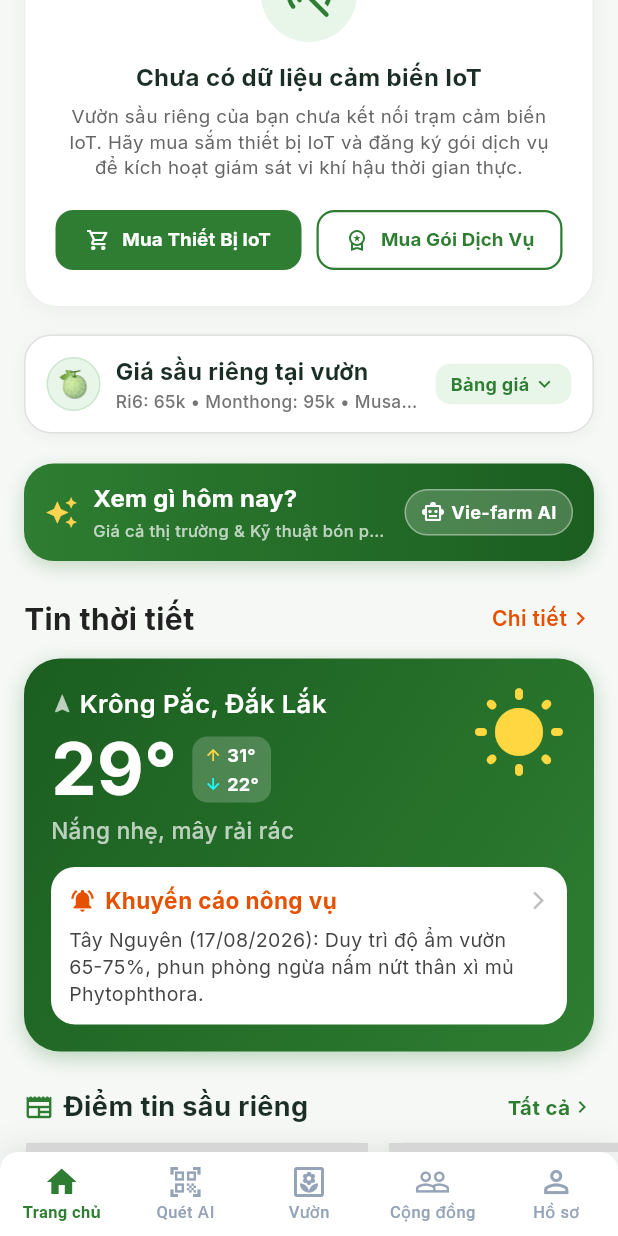
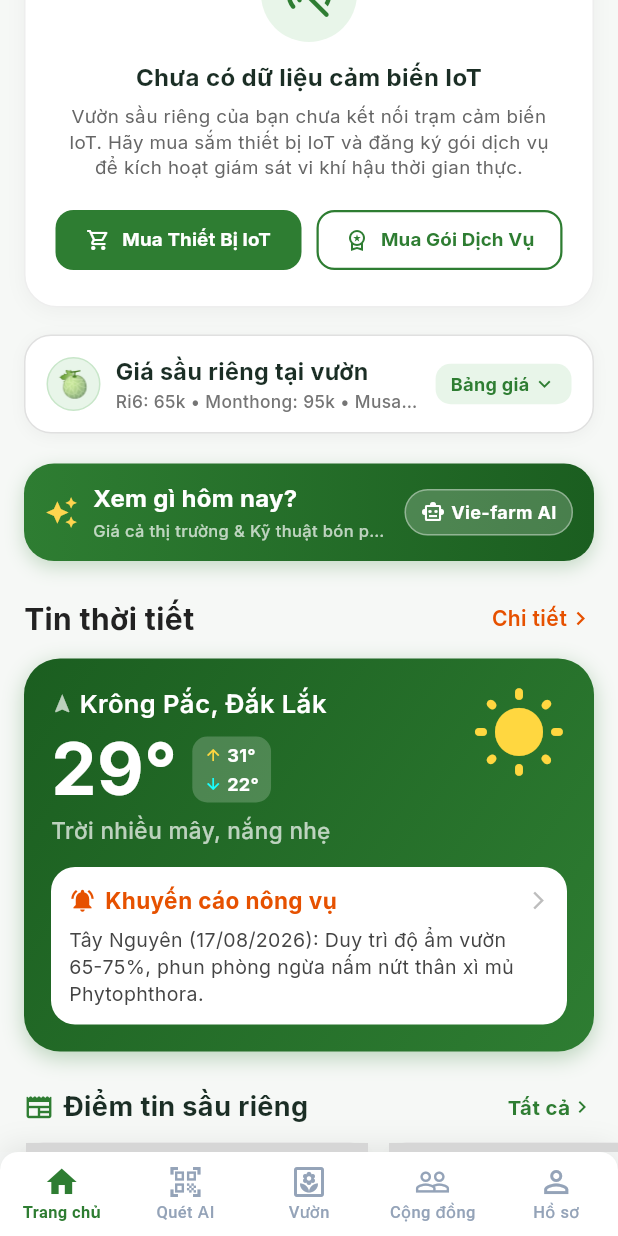
Before and after one commit to tetsuya47/durian_guardian_ai, a Flutter app: the DashboardPage screen opened by its route, scrolled down 576 dp, on a phone screen of 412 x 824 dp. Run offline on Flutter 3.47's test engine with Material 3 defaults, Android fonts, the light colour scheme and no system bars; our stand-ins replace cached_network_image, dio, flutter_map, flutter_riverpod, flutter_secure_storage, geolocator and 7 more; accounts and stored records are empty; network calls fail; Roboto replaces fonts that are missing (Be Vietnam Pro); project files that could hold a hidden picture were left out; grey boxes are pictures that could not be loaded.

Commit message:
fix(weather): resolve coordinate override bug and fix static daytime fallback string for night mode

```diff
--- a/dga_mobile/lib/features/dashboard/presentation/providers/dashboard_providers.dart
+++ b/dga_mobile/lib/features/dashboard/presentation/providers/dashboard_providers.dart
@@ -113,16 +113,19 @@ final weatherCurrentProvider = FutureProvider<Map<String, dynamic>>((ref) async
   } catch (_) {}
 
   final now = DateTime.now();
+  final isNight = now.hour >= 18 || now.hour < 6;
   final dateStr = '${now.day.toString().padLeft(2, '0')}/${now.month.toString().padLeft(2, '0')}/${now.year}';
+  final cond = isNight ? 'Mây cụm ban đêm, mát mẻ' : 'Trời nhiều mây, nắng nhẹ';
   return {
     'location': 'Krông Pắc, Đắk Lắk',
     'location_name': 'Krông Pắc, Đắk Lắk',
-    'temperature_c': 28.5,
-    'temp_celsius': 28.5,
+    'temperature_c': isNight ? 23.5 : 28.5,
+    'temp_celsius': isNight ? 23.5 : 28.5,
     'temp_max': 31,
     'temp_min': 22,
-    'condition': 'Nắng nhẹ, mây rải rác',
-    'description': 'Nắng nhẹ, mây rải rác',
+    'condition': cond,
+    'description': cond,
+    'icon_code': isNight ? '04n' : '04d',
     'agri_recommendation': 'Tây Nguyên ($dateStr): Duy trì độ ẩm vườn 65-75%, phun phòng ngừa nấm nứt thân xì mủ Phytophthora.',
     'agricultural_advice': 'Tây Nguyên ($dateStr): Duy trì độ ẩm vườn 65-75%, phun phòng ngừa nấm nứt thân xì mủ Phytophthora.',
   };
```
Also changed, not shown: dga_mobile/lib/features/weather/presentation/pages/weather_page.dart (+19 -14 lines), 1 other file.
